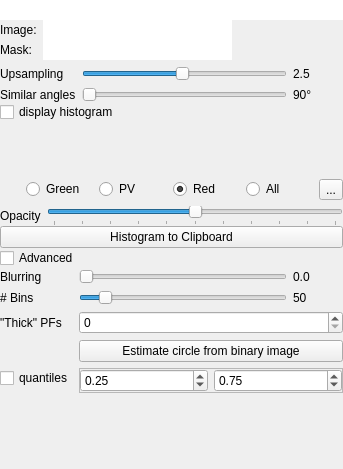
Before: the Qt Designer form Plugins/org.mitk.gui.qt.diffusionimaging/src/internal/QmitkPartialVolumeAnalysisViewControls.ui in MITK/MITK, drawn with Qt 5.
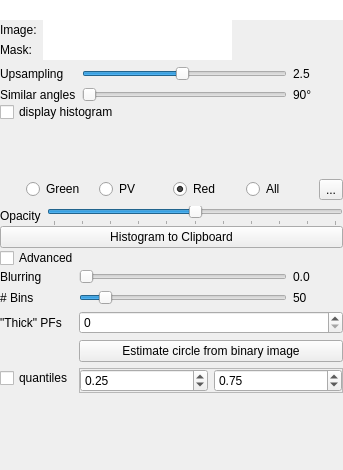
After: the same form once the commit is applied. Icons and pictures are not drawn. Custom widgets are drawn as their Qt base class.

What changed in the file:
```diff
--- a/Plugins/org.mitk.gui.qt.diffusionimaging/src/internal/QmitkPartialVolumeAnalysisViewControls.ui
+++ b/Plugins/org.mitk.gui.qt.diffusionimaging/src/internal/QmitkPartialVolumeAnalysisViewControls.ui
@@ -10,7 +10,7 @@
     <x>0</x>
     <y>0</y>
     <width>343</width>
-    <height>469</height>
+    <height>470</height>
    </rect>
   </property>
   <property name="windowTitle">
```
Left out of the diff: 9 changed lines with no effect on the pictures.
